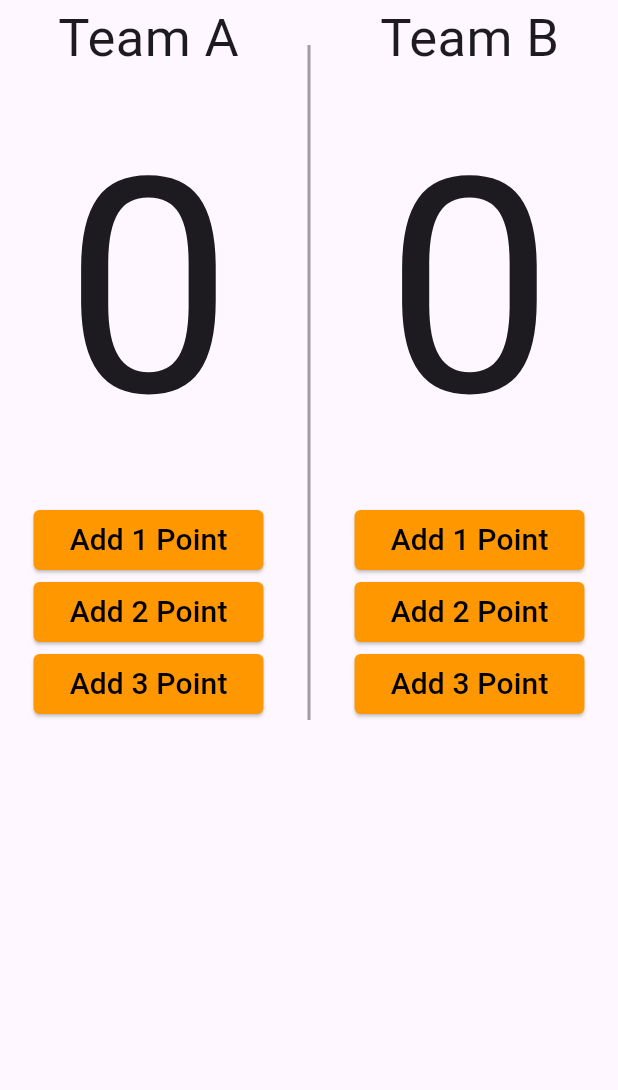
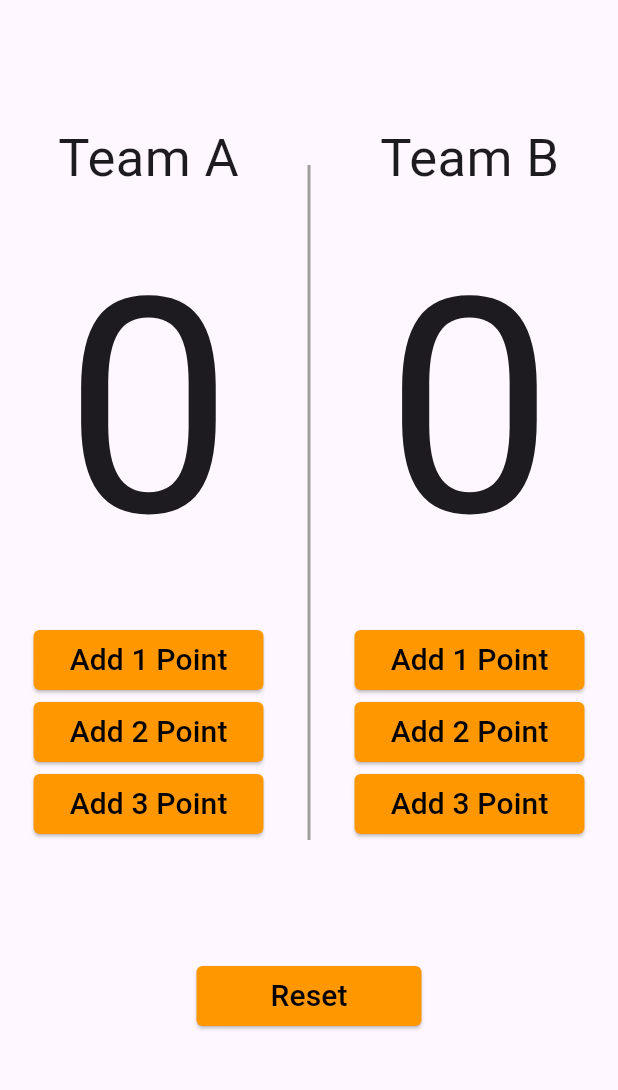
Before and after one commit to Omar-Khaled-Essam/basketball_points_counter_app, a Flutter app: the screen it shows after launch, on a phone screen of 412 x 824 dp, the part 84-1174 px from its top. Run offline on Flutter 3.47's test engine with Material 3 defaults, Android fonts, the phone set to English and light mode, and no system bars.

Commit message:
added reset button

```diff
--- a/lib/main.dart
+++ b/lib/main.dart
@@ -16,6 +16,7 @@ class PointsCounter extends StatelessWidget {
         ),
         body: Column(
           children: [
+            Spacer(),
             IntrinsicHeight(
               child: Row(
                 mainAxisAlignment: MainAxisAlignment.spaceEvenly,
@@ -148,6 +149,24 @@ class PointsCounter extends StatelessWidget {
                 ],
               ),
             ),
+            Spacer(),
+            ElevatedButton(
+              style: ElevatedButton.styleFrom(
+                  foregroundColor: Colors.black,
+                  backgroundColor: Colors.orange,
+                  minimumSize: Size(150, 40),
+                  shape: RoundedRectangleBorder(
+                    borderRadius: BorderRadius.circular(4),
+                  )),
+              onPressed: () {},
+              child: Text(
+                'Reset',
+                style: TextStyle(
+                  fontSize: 20,
+                ),
+              ),
+            ),
+            Spacer(),
           ],
         ),
       ),
```
